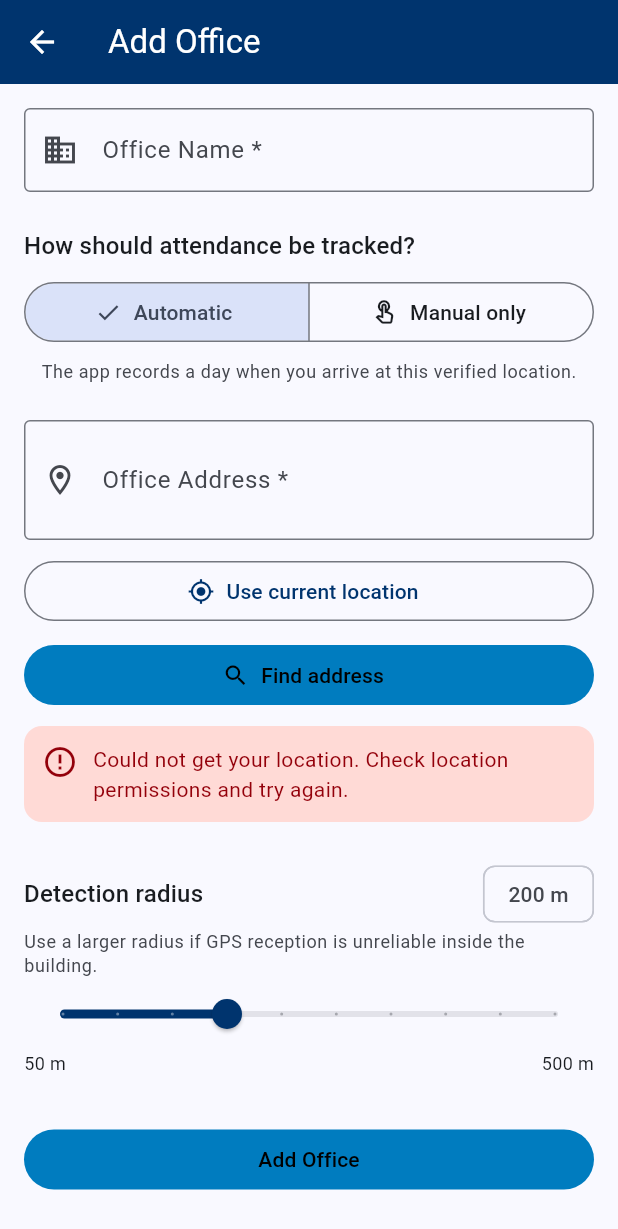
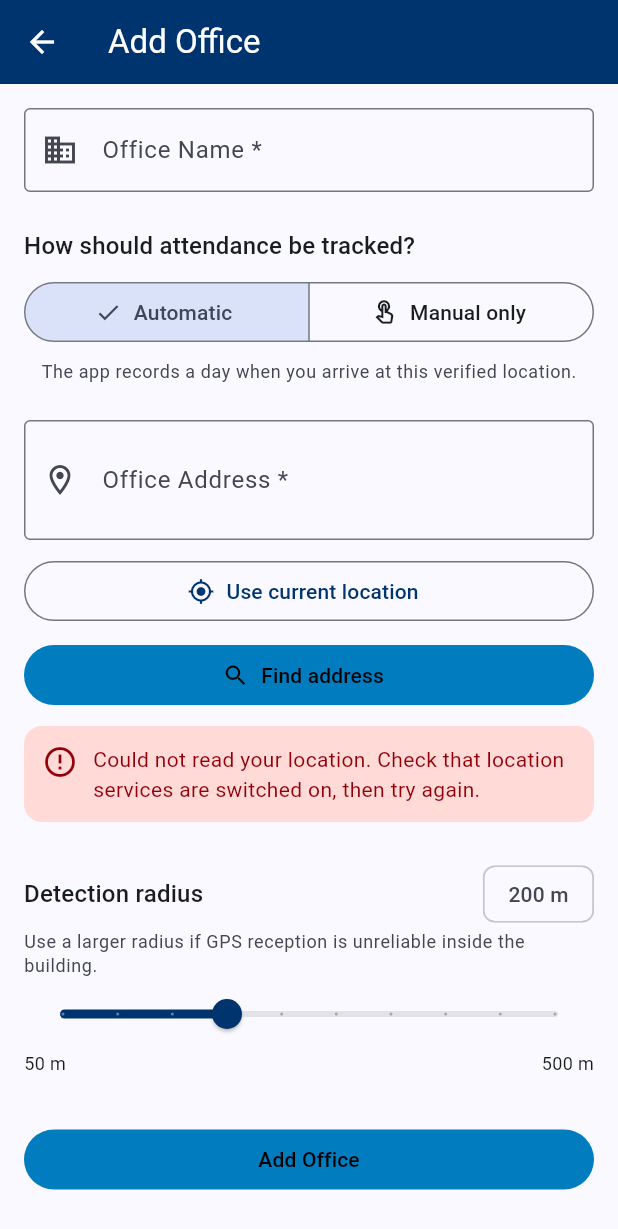
Before and after one commit to ryandam9/attendance-register, a Flutter app: the SetupScreen screen opened directly, after a tap on "Use current location", on a phone screen of 412 x 824 dp. Shown: the top 1229 px of the screen. Run offline on Flutter 3.47's test engine with Material 3 defaults, Android fonts, the phone set to English and light mode, and no system bars; drawn by our look-alikes of dynamic_color; our stand-ins replace confetti, flutter_local_notifications, flutter_riverpod, geocoding, geolocator, native_geofence and 5 more; missing offline and left inert: excel, file_selector; accounts and stored records are empty.

Commit message:
fix: say why a location read failed instead of going quiet
With permission granted and no fix available, performForegroundCheck
returned `none` — the status the UI deliberately stays silent about — so
a Mac that cannot place itself looked like an app that does nothing on
open. The setup screen's "check location permissions" was misleading in
the same situation: the permission is already granted.

Add ForegroundCheckStatus.positionUnavailable for "permission granted,
no position at all", and a shared noPositionMessage that names the real
macOS cause: a Mac has no GPS, so Core Location places it by scanning
Wi-Fi and fails with kCLErrorLocationUnknown when the radio is off,
Ethernet or not. Shown once per app run so a persistent cause does not
nag on every resume.

Co-Authored-By: Claude Opus 5 <noreply@anthropic.com>
Claude-Session: https://claude.ai/code/session_01M824v8XxMDorxYAQWTDrmb

```diff
--- a/lib/screens/setup_screen.dart
+++ b/lib/screens/setup_screen.dart
@@ -69,8 +69,7 @@ class _SetupScreenState extends ConsumerState<SetupScreen> {
     if (pos == null) {
       setState(() {
         _busy = false;
-        _locationError =
-            'Could not get your location. Check location permissions and try again.';
+        _locationError = noPositionMessage;
       });
       return;
     }
--- a/lib/services/location_service.dart
+++ b/lib/services/location_service.dart
@@ -58,6 +58,23 @@ class GeoPlace {
   const GeoPlace({this.address, this.state, this.country});
 }
 
+/// What to tell the user when a position read comes back empty, phrased for the
+/// platform.
+///
+/// On macOS the answer is almost always Wi-Fi. A Mac has no GPS, so Core
+/// Location places it by scanning nearby Wi-Fi networks; with the radio off it
+/// fails every time, Ethernet or not. Blaming permissions there sends the user
+/// to a setting that is already correct.
+String get noPositionMessage {
+  if (defaultTargetPlatform == TargetPlatform.macOS) {
+    return 'Could not read your location. A Mac has no GPS — macOS works out '
+        'where it is from nearby Wi-Fi networks, so Wi-Fi has to be switched '
+        'on, even when you are on Ethernet.';
+  }
+  return 'Could not read your location. Check that location services are '
+      'switched on, then try again.';
+}
+
 /// Why a foreground (app-open) auto check-in did or didn't happen, so the UI can
 /// explain itself instead of failing silently.
 enum ForegroundCheckStatus {
@@ -77,9 +94,21 @@ enum ForegroundCheckStatus {
   /// Only used when reasonably close; far-away opens stay [none].
   tooFar,
 
-  /// Nothing to report and nothing wrong: no offices, already recorded, the
-  /// position couldn't be read, or you're simply not at an office. The UI stays
-  /// quiet for this — it would otherwise nag on every app open.
+  /// Permission is granted but no position could be read at all — not from a
+  /// fresh fix, not from the OS's last-known one.
+  ///
+  /// On a Mac this is almost never a permission problem: Core Location has no
+  /// GPS to fall back on and places the machine by scanning nearby Wi-Fi
+  /// networks, so with Wi-Fi switched off (Ethernet included) it fails with
+  /// kCLErrorLocationUnknown every time. geolocator logs that as "LOCATION
+  /// UPDATE FAILURE" and never completes the request, so it surfaces here as a
+  /// timeout. Worth saying out loud — the user has granted everything the app
+  /// asked for and would otherwise see nothing happen.
+  positionUnavailable,
+
+  /// Nothing to report and nothing wrong: no offices, already recorded, or
+  /// you're simply not at an office. The UI stays quiet for this — it would
+  /// otherwise nag on every app open.
   none,
 }
 
@@ -368,7 +397,8 @@ class LocationService {
       }
     }
     if (pos == null) {
-      return const ForegroundCheck(ForegroundCheckStatus.none);
+      _autolog('no position available (fresh read and last-known both failed)');
+      return const ForegroundCheck(ForegroundCheckStatus.positionUnavailable);
     }
     _autolog('position=${pos.latitude},${pos.longitude} acc=${pos.accuracy}');
 
```
Also changed, not shown: lib/screens/main_shell.dart (+13 -0 lines).
